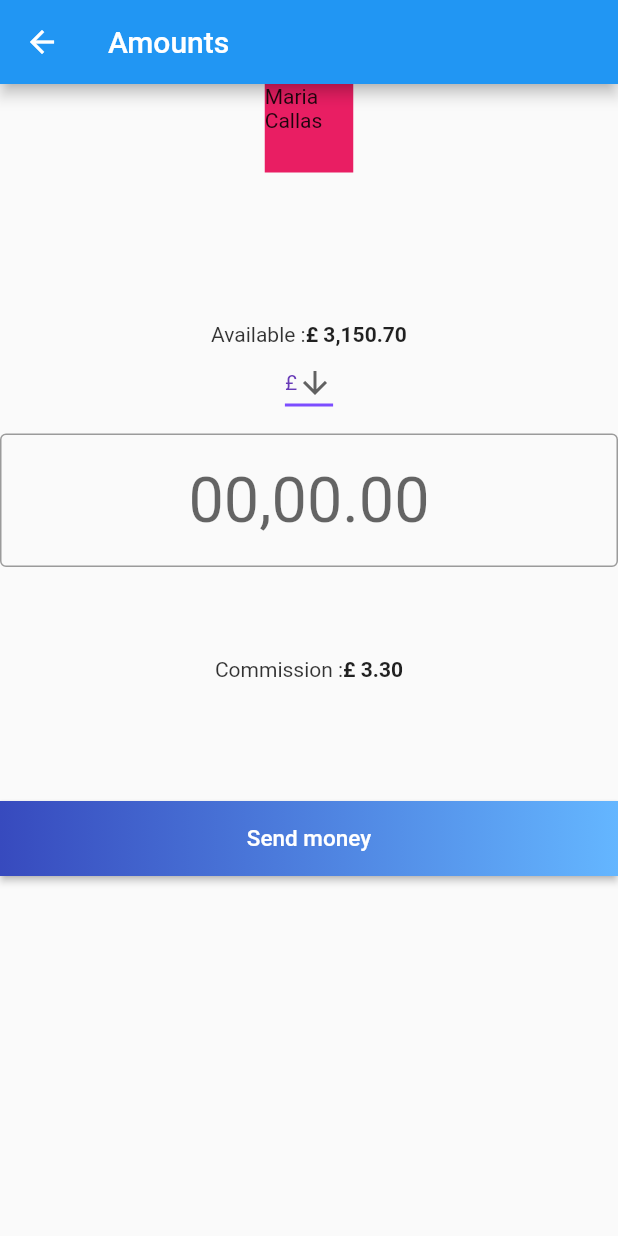
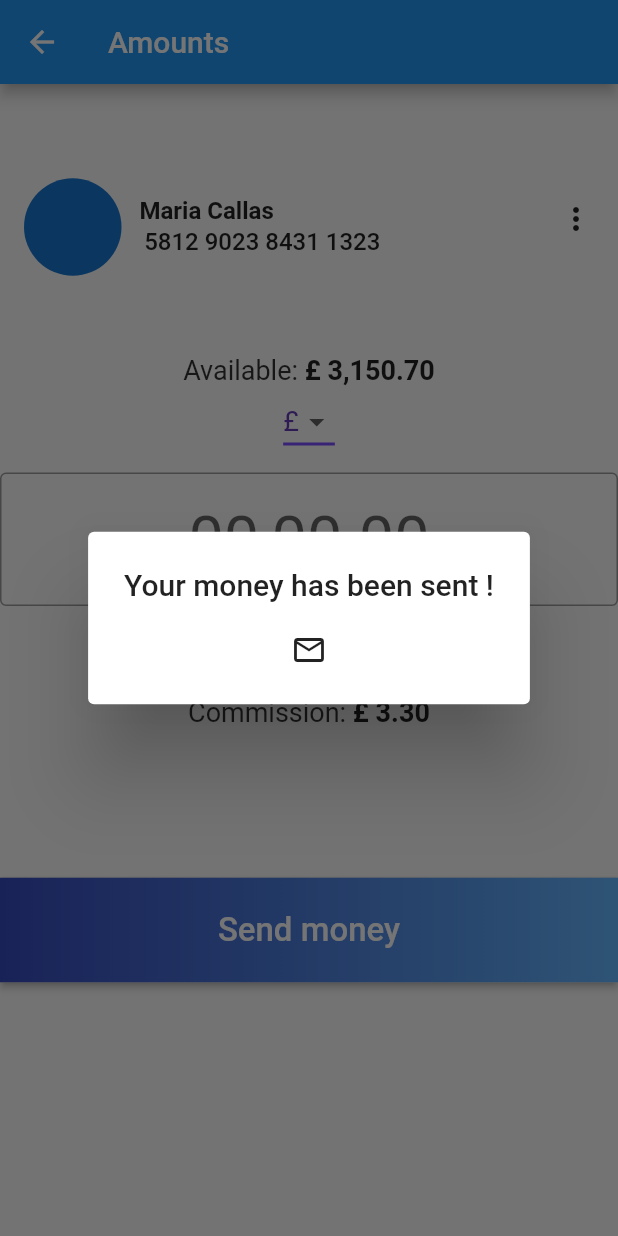
Before and after one commit to kodoshi/ui_ux_flutter, a Flutter app: the AmountPage screen opened directly, after a tap on "Send money", on a phone screen of 412 x 824 dp. Run offline on Flutter 3.47's test engine with Material 2 defaults, Android fonts, the phone set to English and light mode, and no system bars; network calls fail.

Commit message:
[add] header profile in amount page + fix design

```diff
--- a/mobile/banking_app/lib/pages/amount_page.dart
+++ b/mobile/banking_app/lib/pages/amount_page.dart
@@ -2,6 +2,8 @@
 import 'package:flutter/material.dart';
 import 'package:flutter/services.dart';
 import 'package:banking_app/pages/component/dropdown.dart';
+import 'package:banking_app/pages/profile_page.dart';
+import 'package:banking_app/pages/component/header_profile.dart';
 
 
 class AmountPage extends StatefulWidget {
@@ -42,26 +44,24 @@ class _AmountPageState extends State<AmountPage> {
           });
         }),
         child: SingleChildScrollView(
-          child: Column(
+          child: Column (
           crossAxisAlignment: CrossAxisAlignment.center,
-          // mainAxisAlignment: MainAxisAlignment.start,
             children: <Widget>[
-              Container(
-                height: 59,
-                width: 59,
-                color: Colors.pink,
-                child: Text("Maria Callas"),
+              Padding(
+                padding: const EdgeInsets.only(bottom:40),
+                child: SizedBox(
+                height: 140.0,
+                child:  HeaderProfile(),
               ),
-              const SizedBox(
-                height: 100.0,
             ),
+
               Row(
                 mainAxisAlignment: MainAxisAlignment.center,
                 children: [
                   Text(
-                    "Available :", style: TextStyle(color: Colors.black.withOpacity(0.8)),
+                    "Available: ", style: TextStyle(color: Colors.black.withOpacity(0.8), fontSize: 18.0), //backgroundColor
                   ),
-                  const Text("£ 3,150.70", style: TextStyle(fontWeight: FontWeight.bold),
+                  const Text("£ 3,150.70", style: TextStyle(fontWeight: FontWeight.bold, fontSize: 18.0),
                     ),
                 ]
               ),
@@ -93,43 +93,53 @@ class _AmountPageState extends State<AmountPage> {
                     mainAxisAlignment: MainAxisAlignment.center,
                     children: [
                       Text(
-                        "Commission :", style: TextStyle(color: Colors.black.withOpacity(0.8)),
+                        "Commission: ", style: TextStyle(color: Colors.black.withOpacity(0.8), fontSize: 18.0,), //backgroundColor
                       ),
-                      const Text("£ 3.30", style: TextStyle(fontWeight: FontWeight.bold),
+                      const Text("£ 3.30", style: TextStyle(fontWeight: FontWeight.bold,fontSize: 18.0,
+),
                       ),
                     ]
                   ),
                 ),
-
-             Container(
-                height: 50.0,
-                margin: const EdgeInsets.only(top: 80.0),
-                alignment: Alignment.bottomCenter,
+                Padding(
+                  padding: const EdgeInsets.only(top: 100, bottom: 15),
+                  child: Container(
                     child: RaisedButton(
-                onPressed: () {},
+                    onPressed: () {
+                            const AlertDialog alert = AlertDialog(
+                              title: Text("Your money has been sent !"),
+                              content: Icon(Icons.mail_outline),
+                            );
+                            showDialog(
+                              context: context,
+                              builder: (BuildContext context) {
+                                return alert;
+                              },
+                            );
+                    },
                     padding: EdgeInsets.all(0.0),
                     child: Ink(
                       decoration: const BoxDecoration(
                         gradient:  LinearGradient(
-                       colors: [ Color(0xff374ABE), Color(0xff64B6FF)],
+                          colors: [ Color(0xff374ABE), Color(0xff64B6FF)], //backgroundColor
                           begin: Alignment.centerLeft,
                           end: Alignment.centerRight,
                         ),
                     ),
                     child: Container(
                       constraints:
-                       const BoxConstraints(minHeight: 50.0),
+                      const BoxConstraints(minHeight: 70.0),
                       alignment: Alignment.center,
-                   child: const Text(
+                      child: const Text (
                         "Send money",
                         textAlign: TextAlign.center,
-                     style: TextStyle(color: Colors.white, fontSize: 15),
+                        style: TextStyle(color: Colors.white, fontSize: 22),
                       ),
                     ),
                   ),
                 ),
               ),
-
+              )
             ],
           ),
         ),
--- a/mobile/banking_app/lib/pages/component/dropdown.dart
+++ b/mobile/banking_app/lib/pages/component/dropdown.dart
@@ -25,8 +25,8 @@ class _DropdownMenuState extends State<DropdownMenu> {
   Widget build(BuildContext context) {
     return DropdownButton<String>(
       value: dropdownValue,
-      icon: const Icon(Icons.arrow_downward),
-      iconSize: 24,
+      // icon: const Icon(Icons.arrow_downward),
+      // iconSize: 24,
       elevation: 16,
       style: const TextStyle(color: Colors.deepPurple),
       underline: Container(
@@ -42,7 +42,7 @@ class _DropdownMenuState extends State<DropdownMenu> {
           .map<DropdownMenuItem<String>>((String value) {
         return DropdownMenuItem<String>(
           value: value,
-          child: Text(value),
+          child: Text(value, style: const TextStyle(fontSize: 18.0),),
         );
       }).toList(),
     );
--- /dev/null
+++ b/mobile/banking_app/lib/pages/component/header_profile.dart
@@ -0,0 +1,52 @@
+import 'package:flutter/material.dart';
+
+class HeaderProfile extends StatelessWidget {
+  String dropdownValue = '£';
+
+  @override
+  Widget build(BuildContext context) {
+    return (
+      Scaffold(
+        body: ListView(
+        children: <Widget>[
+          DrawerHeader(
+            decoration: const BoxDecoration(
+              color: Colors.transparent,
+            ),
+            child: Stack(
+              children: <Widget>[
+                const Align(
+                  alignment: Alignment(-1, 0.3),
+                  child: CircleAvatar(
+                    backgroundImage: NetworkImage("https://i.picsum.photos/id/866/200/300.jpg"),
+                    radius: 32.5,
+                  ),
+                ),
+                const Align(
+                  alignment: Alignment(-0.47, 0),
+                  child: Text(
+                    'Maria Callas',
+                    style: TextStyle( fontSize: 16.0, fontWeight: FontWeight.bold),
+                  ),
+                ),
+                Align(
+                  alignment:  Alignment(-0.28, 0.35),
+                  child: const Text(
+                    '5812 9023 8431 1323',
+                    style: TextStyle( fontSize: 16.0),
+                  ),
+                ),
+                Align(
+                  alignment: Alignment.centerRight + const Alignment(0, .1),
+                  child: Icon(Icons.more_vert),
+
+                ),
+              ],
+            ),
+          ),
+        ],
+      ),
+      )
+    );
+  }
+}
```
Lines whose indentation alone changed are shown as unchanged.
